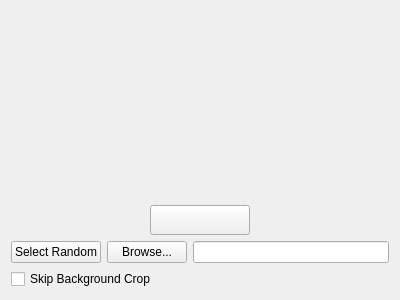
Qt form ImageWizard/filechooser.ui (coltoncandy/Image-Generator-Wizard) before a commit.
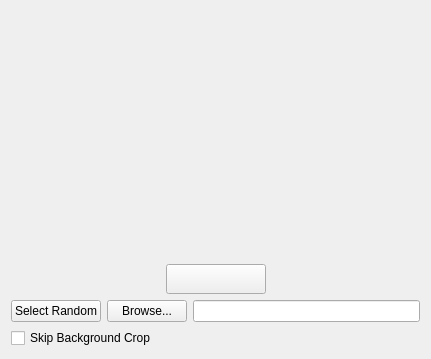
The same form after that commit.

Commit message: Only the indicator check mark box changes when hovered. Changed cursor to pointing finger on checkbox. Changed layout of checkbox so the cursor only on the checkbox and the words change.

```diff
--- a/ImageWizard/filechooser.ui
+++ b/ImageWizard/filechooser.ui
@@ -6,8 +6,8 @@
    <rect>
     <x>0</x>
     <y>0</y>
-    <width>400</width>
-    <height>300</height>
+    <width>431</width>
+    <height>359</height>
    </rect>
   </property>
   <property name="sizePolicy">
@@ -16,6 +16,12 @@
     <verstretch>0</verstretch>
    </sizepolicy>
   </property>
+  <property name="minimumSize">
+   <size>
+    <width>0</width>
+    <height>359</height>
+   </size>
+  </property>
   <property name="windowTitle">
    <string>Form</string>
   </property>
@@ -158,14 +164,14 @@
        </item>
       </layout>
      </item>
-     <item alignment="Qt::AlignVCenter">
+    </layout>
+   </item>
+   <item alignment="Qt::AlignLeft">
       <widget class="QCheckBox" name="checkBox">
        <property name="text">
         <string>Skip Background Crop</string>
        </property>
       </widget>
-     </item>
-    </layout>
    </item>
   </layout>
  </widget>
```
Lines whose indentation alone changed are shown as unchanged. The commit also changes 2 other files.
